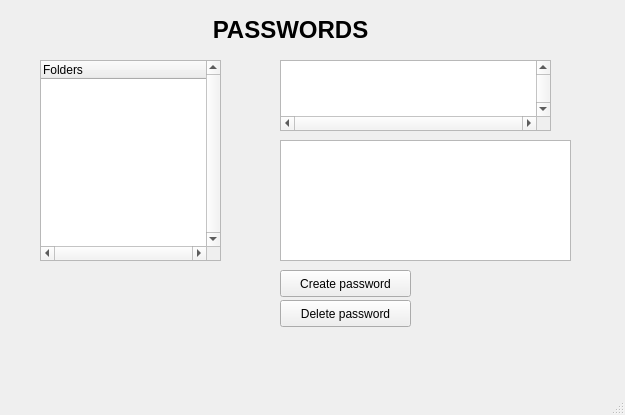
This is guis/passwordList.ui in password-manager/linux as Qt 5 draws it before an edit. The edited form follows.
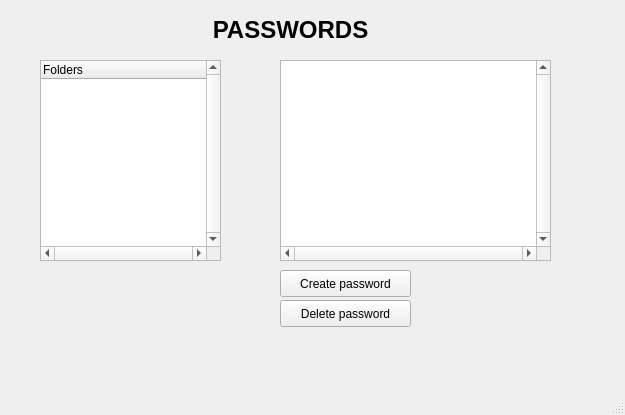
This is the edited form.

Diff of the .ui file:
```diff
--- a/guis/passwordList.ui
+++ b/guis/passwordList.ui
@@ -49,7 +49,7 @@
       <x>280</x>
       <y>60</y>
       <width>271</width>
-      <height>71</height>
+      <height>201</height>
      </rect>
     </property>
     <property name="verticalScrollBarPolicy">
@@ -114,16 +114,6 @@
      </property>
     </column>
    </widget>
-   <widget class="QListWidget" name="passwordsListWidget">
-    <property name="geometry">
-     <rect>
-      <x>280</x>
-      <y>140</y>
-      <width>291</width>
-      <height>121</height>
-     </rect>
-    </property>
-   </widget>
    <zorder>passwordsView</zorder>
    <zorder>deleteButton</zorder>
    <zorder>createButton</zorder>
```
Left out of the diff: 3 changed lines with no effect on the pictures.
